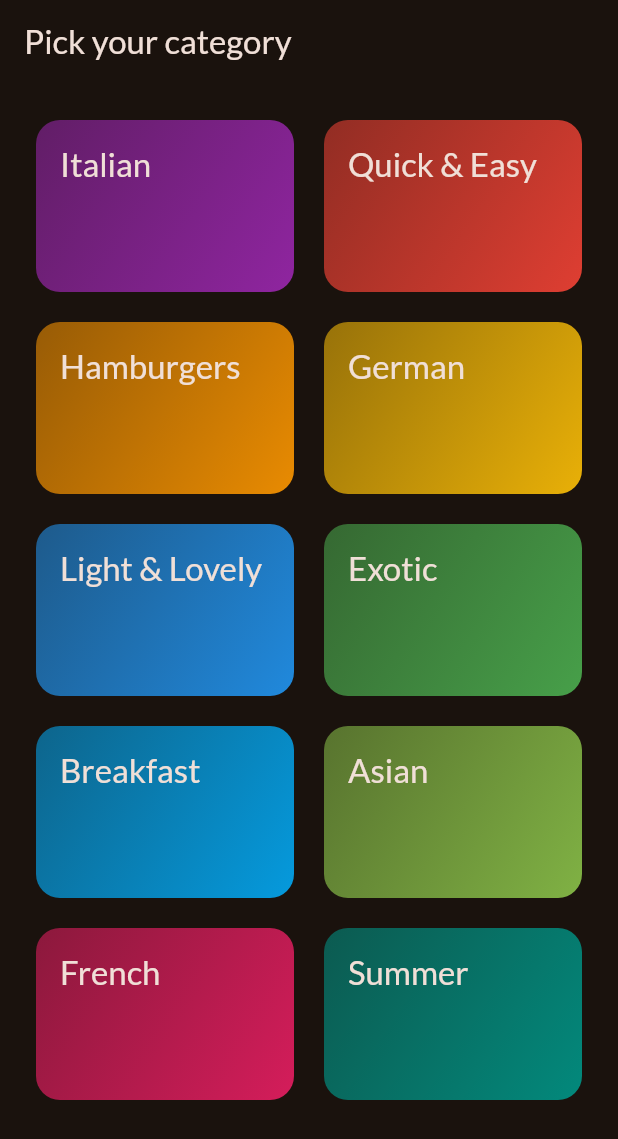
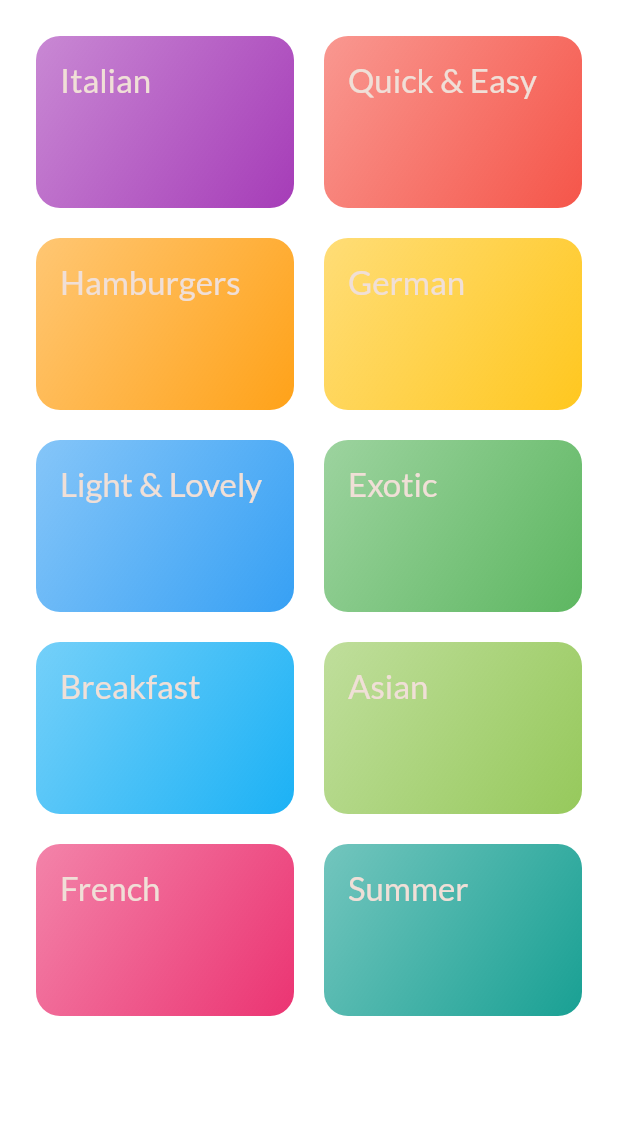
Before and after one commit to StenOskar/meals_app, a Flutter app: the screen it shows after launch, on a phone screen of 412 x 824 dp. Shown: the top 1139 px of the screen. Run offline on Flutter 3.47's test engine with Material 3 defaults, Android fonts, the phone set to English and light mode, and no system bars; our stand-ins replace google_fonts, transparent_image.

Commit message:
Removed scaffold in categories.dart

```diff
--- a/lib/screens/categories.dart
+++ b/lib/screens/categories.dart
@@ -27,11 +27,7 @@ class CategoriesScreen extends StatelessWidget {
 
   @override
   Widget build(BuildContext context) {
-    return Scaffold(
-      appBar: AppBar(
-        title: const Text("Pick your category"),
-      ),
-      body: GridView(
+    return GridView(
       padding: const EdgeInsets.all(24),
       gridDelegate: const SliverGridDelegateWithFixedCrossAxisCount(
         crossAxisCount: 2,
@@ -40,14 +36,13 @@ class CategoriesScreen extends StatelessWidget {
         mainAxisSpacing: 20,
       ),
       children: [
-          ...availableCategories
-              .map((category) => CategoryGridItem(category: category, onSelectCategory:() {
+        ...availableCategories.map((category) => CategoryGridItem(
+              category: category,
+              onSelectCategory: () {
                 _selectCategory(context, category);
               },
-          )
-          )
+            ))
       ],
-      ),
     );
   }
 }
```
Lines whose indentation alone changed are shown as unchanged.
